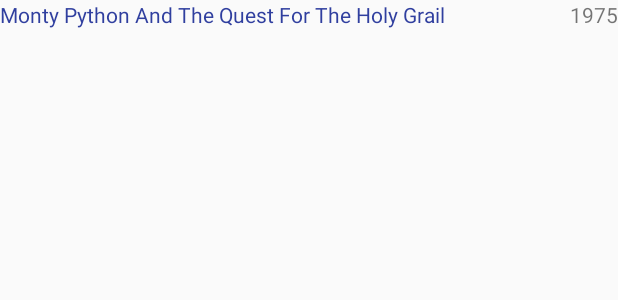
After one commit to Camille235/PFEAndroid, an Android app: the layout activity_jury_details.xml on its own in the app's theme, with its tools: preview values and no code run, on a phone screen of 412 x 824 dp. The commit adds this screen. Shown: the top 300 px of the screen. Run offline under Robolectric (Android 15) with nearby library versions, the phone set to English and light mode, and no system bars.

Commit message:
a lot of changes for projects and juries

```diff
--- a/app/src/main/AndroidManifest.xml
+++ b/app/src/main/AndroidManifest.xml
@@ -27,7 +27,9 @@
         <activity android:name=".ListProjectActivity" />
         <activity android:name=".SideMenuActivity" />
         <activity android:name=".ProjectDetailsActivity" />
-        <activity android:name=".ListJuryActivity"></activity>
+        <activity android:name=".ListJuryActivity" />
+        <activity android:name=".JuryDetailsActivity" />
+        <activity android:name=".DisplayPosterActivity"></activity>
     </application>
 
 </manifest>
--- a/app/src/main/java/fr/eseo/dis/camille/pfeandroid/ListProjectAdaptater.java
+++ b/app/src/main/java/fr/eseo/dis/camille/pfeandroid/ListProjectAdaptater.java
@@ -16,7 +16,7 @@ package fr.eseo.dis.camille.pfeandroid;
         import fr.eseo.dis.camille.pfeandroid.bean.Supervisor;
 
 /**
- * Created by camil on 20/12/2017.
+ * Created by Camille on 20/12/2017.
  */
 
 public class ListProjectAdaptater extends
@@ -83,13 +83,16 @@ public class ListProjectAdaptater extends
             @Override
             public boolean onLongClick(View v) {
                 Log.d("ListProjectAdaptater","Item 'long clicked'");
+                TextView resumeLabel = (TextView) v.findViewById(R.id.resume_label);
                 TextView descript = (TextView) v.findViewById(R.id.project_descript);
 
                 if (positionsExpanded.contains(position)) {
+                    resumeLabel.setVisibility(View.GONE);
                     descript.setVisibility(View.GONE);
 
                     positionsExpanded.remove(new Integer(position));
                 } else {
+                    resumeLabel.setVisibility(View.VISIBLE);
                     descript.setVisibility(View.VISIBLE);
 
                     positionsExpanded.add(position);
--- a/app/src/main/java/fr/eseo/dis/camille/pfeandroid/bean/Project.java
+++ b/app/src/main/java/fr/eseo/dis/camille/pfeandroid/bean/Project.java
@@ -4,7 +4,7 @@ import android.os.Parcel;
 import android.os.Parcelable;
 
 /**
- * Created by camil on 20/12/2017.
+ * Created by Camille on 20/12/2017.
  */
 
 public class Project{
--- /dev/null
+++ b/app/src/main/res/layout/activity_jury_details.xml
@@ -0,0 +1,34 @@
+<?xml version="1.0" encoding="utf-8"?>
+<RelativeLayout xmlns:android="http://schemas.android.com/apk/res/android"
+    xmlns:tools="http://schemas.android.com/tools"
+    android:layout_width="match_parent"
+    android:layout_height="match_parent"
+    tools:context="fr.eseo.dis.camille.pfeandroid.JuryDetailsActivity">
+
+
+
+
+    <TextView
+        android:id="@+id/jury_id"
+        android:layout_width="match_parent"
+        android:layout_height="match_parent"
+        android:textColor="@color/colorPrimaryDark"
+        android:text="Monty Python And The Quest For The Holy Grail"/>
+    <TextView
+        android:id="@+id/jury_date"
+        android:layout_width="match_parent"
+        android:layout_height="match_parent"
+        android:textAlignment="textEnd"
+        android:text="1975"/>
+
+
+
+    <LinearLayout
+        android:id="@+id/jury_projects"
+        android:layout_width="match_parent"
+        android:layout_height="match_parent"
+        android:orientation="horizontal">
+
+    </LinearLayout>
+
+</RelativeLayout>
--- a/app/src/main/res/layout/list_jury_card.xml
+++ b/app/src/main/res/layout/list_jury_card.xml
@@ -40,12 +40,12 @@
         </LinearLayout>
 
         <TextView
-            android:id="@+id/liste_project_label"
+            android:id="@+id/list_project_label"
             android:layout_width="match_parent"
             android:layout_height="wrap_content"
             android:layout_weight="1"
             android:padding="2dp"
-            android:text="Projet:"
+            android:text="Projet(s):"
             android:textColor="@color/colorPrimaryDark"
             android:textSize="16sp"
             android:visibility="gone" />
--- a/app/src/main/res/layout/list_project_card.xml
+++ b/app/src/main/res/layout/list_project_card.xml
@@ -45,12 +45,12 @@
 
         </LinearLayout>
         <TextView
-            android:id="@+id/tv_film_resume_label"
+            android:id="@+id/resume_label"
             android:layout_width="match_parent"
             android:layout_height="wrap_content"
             android:layout_weight="1"
             android:padding="2dp"
-            android:text="Resume:"
+            android:text="Résumé:"
             android:textColor="@color/colorPrimaryDark"
             android:textSize="16sp"
             android:visibility="gone" />
```
Also changed, not shown: app/src/main/java/fr/eseo/dis/camille/pfeandroid/DisplayPosterActivity.java (added, +23 -0 lines), app/src/main/java/fr/eseo/dis/camille/pfeandroid/JuryDetailsActivity.java (added, +77 -0 lines), app/src/main/java/fr/eseo/dis/camille/pfeandroid/ListJuryActivity.java (+20 -5 lines), app/src/main/java/fr/eseo/dis/camille/pfeandroid/ListJuryAdaptater.java (+5 -2 lines), app/src/main/java/fr/eseo/dis/camille/pfeandroid/ListProjectActivity.java (+1 -13 lines), app/src/main/java/fr/eseo/dis/camille/pfeandroid/ProjectDetailsActivity.java (+47 -17 lines), app/src/main/res/layout/activity_display_poster.xml (added, +15 -0 lines), app/src/main/res/layout/activity_project_details.xml (+13 -0 lines).
